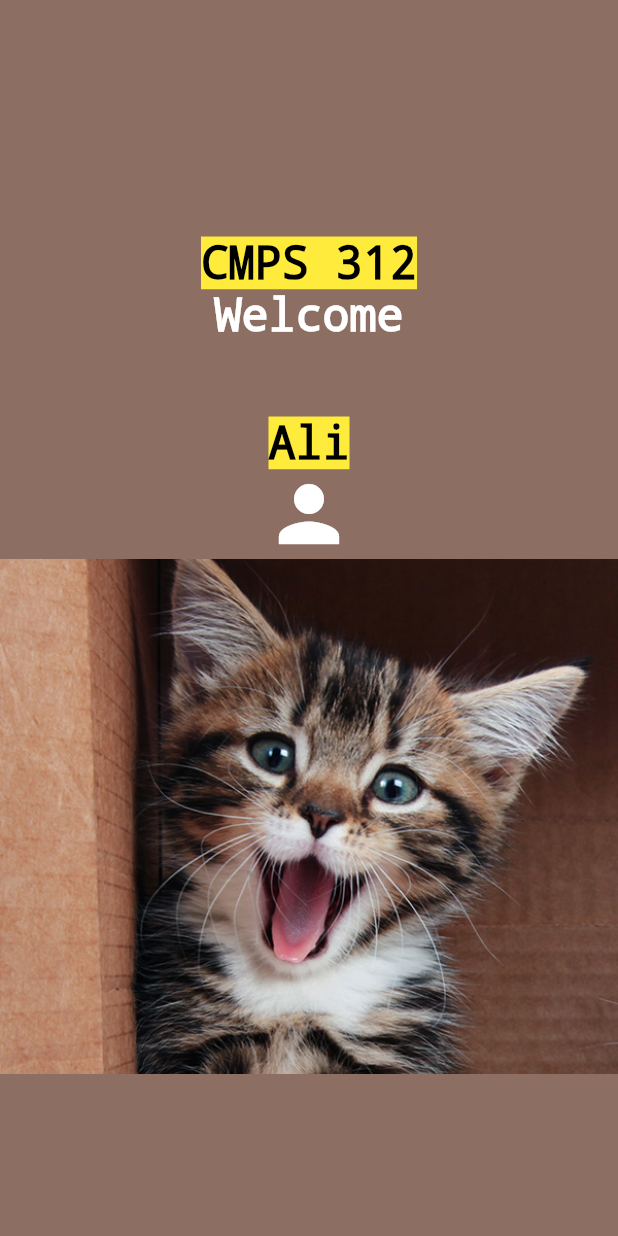
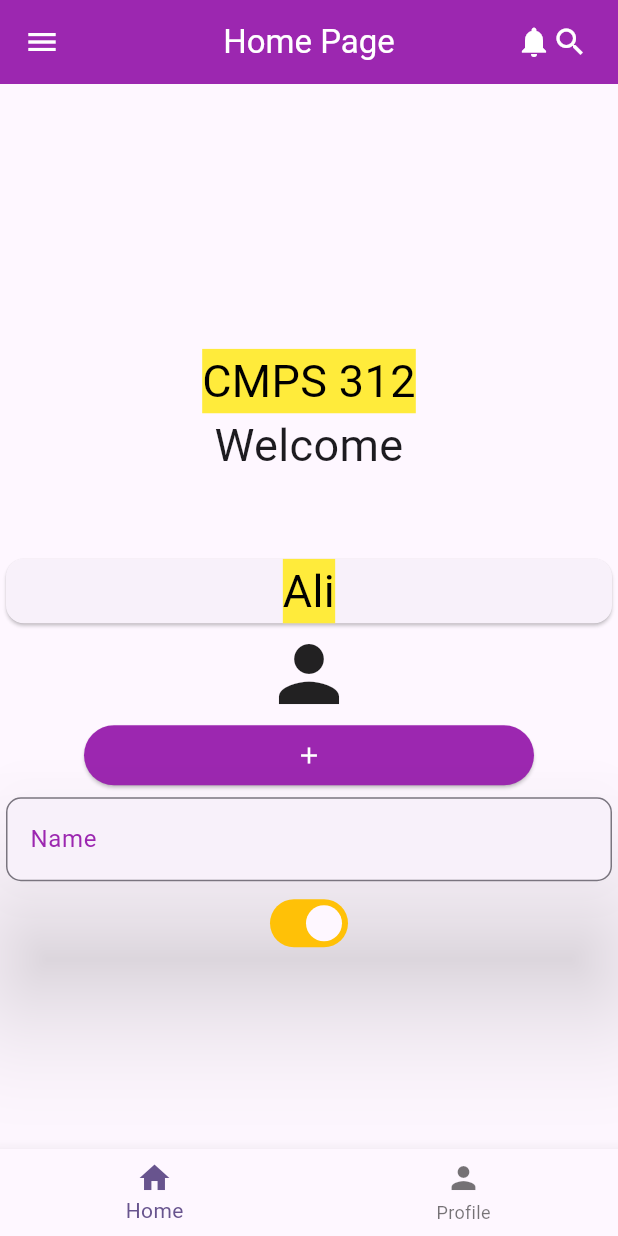
Before and after one commit to cmps312f24/Lab-B51, a Flutter app: the screen it shows after launch, on a phone screen of 412 x 824 dp. Run offline on Flutter 3.47's test engine with Material 3 defaults, Android fonts, the phone set to English and light mode, and no system bars.

Commit message:
Update home_page.dart

```diff
--- a/Lab Practice/Lab 5 Flutter Basic Widgets and Layouts/Tutorial/flutter_intro/lib/home_page.dart
+++ b/Lab Practice/Lab 5 Flutter Basic Widgets and Layouts/Tutorial/flutter_intro/lib/home_page.dart
@@ -5,10 +5,33 @@ class HomePage extends StatelessWidget {
 
   @override
   Widget build(BuildContext context) {
-    return Container(
-      color: Colors.brown[400],
-      child: SafeArea(
-        child: Column(
+    return Scaffold(
+      appBar: AppBar(
+        centerTitle: true,
+        title: const Text(
+          "Home Page",
+          style: TextStyle(color: Colors.white),
+        ),
+        backgroundColor: Colors.purple,
+        leading: const Icon(
+          Icons.menu,
+          color: Colors.white,
+        ),
+        actions: const [
+          Icon(
+            Icons.notifications,
+            color: Colors.white,
+          ),
+          Icon(
+            Icons.search,
+            color: Colors.white,
+          ),
+          SizedBox(
+            width: 20,
+          ),
+        ],
+      ),
+      body: Column(
         mainAxisAlignment: MainAxisAlignment.center,
         children: [
           const Padding(
@@ -35,7 +58,7 @@ class HomePage extends StatelessWidget {
                 textAlign: TextAlign.center,
                 style: TextStyle(
                     fontSize: 30,
-                      color: Colors.white,
+                    // color: Colors.white,
                     decoration: TextDecoration.none),
               ),
             ),
@@ -43,7 +66,8 @@ class HomePage extends StatelessWidget {
           // SizedBox(
           //   height: 50,
           // ),
-            const Center(
+          const Card(
+            child: Center(
               child: Text(
                 "Ali",
                 textAlign: TextAlign.center,
@@ -55,17 +79,58 @@ class HomePage extends StatelessWidget {
                 ),
               ),
             ),
+          ),
           const Icon(
             Icons.person,
             size: 60,
+            // color: Colors.white,
+          ),
+          SizedBox(
+              width: 300,
+              child: ElevatedButton(
+                onPressed: () {},
+                style: ElevatedButton.styleFrom(backgroundColor: Colors.purple),
+                child: const Icon(
+                  Icons.add,
                   color: Colors.white,
                 ),
+              )),
 
-            Image.asset("images/happy_cat.jpg")
+          const Card(
+            elevation: 40,
+            child: TextField(
+              decoration: InputDecoration(
+                hintText: "Enter your name",
+                labelText: "Name",
+                labelStyle: TextStyle(color: Colors.purple),
+                border: OutlineInputBorder(
+                  borderRadius: BorderRadius.all(Radius.circular(10)),
+                ),
+              ),
+            ),
+          ),
+          const Switch(
+            value: true,
+            onChanged: null,
+            activeTrackColor: Colors.amber,
+            inactiveTrackColor: Colors.blue,
+          ),
+          // Image.asset("images/happy_cat.jpg")
           // Image.network(
           //     "https://static.vecteezy.com/system/resources/thumbnails/029/554/988/small_2x/surprised-cat-scottish-isolated-on-white-background-generative-ai-photo.jpg"),
         ],
       ),
+      bottomNavigationBar: BottomNavigationBar(
+        items: const [
+          BottomNavigationBarItem(
+            icon: Icon(Icons.home),
+            label: "Home",
+          ),
+          BottomNavigationBarItem(
+            icon: Icon(Icons.person),
+            label: "Profile",
+          ),
+        ],
       ),
     );
   }
```
Lines whose indentation alone changed are shown as unchanged.
